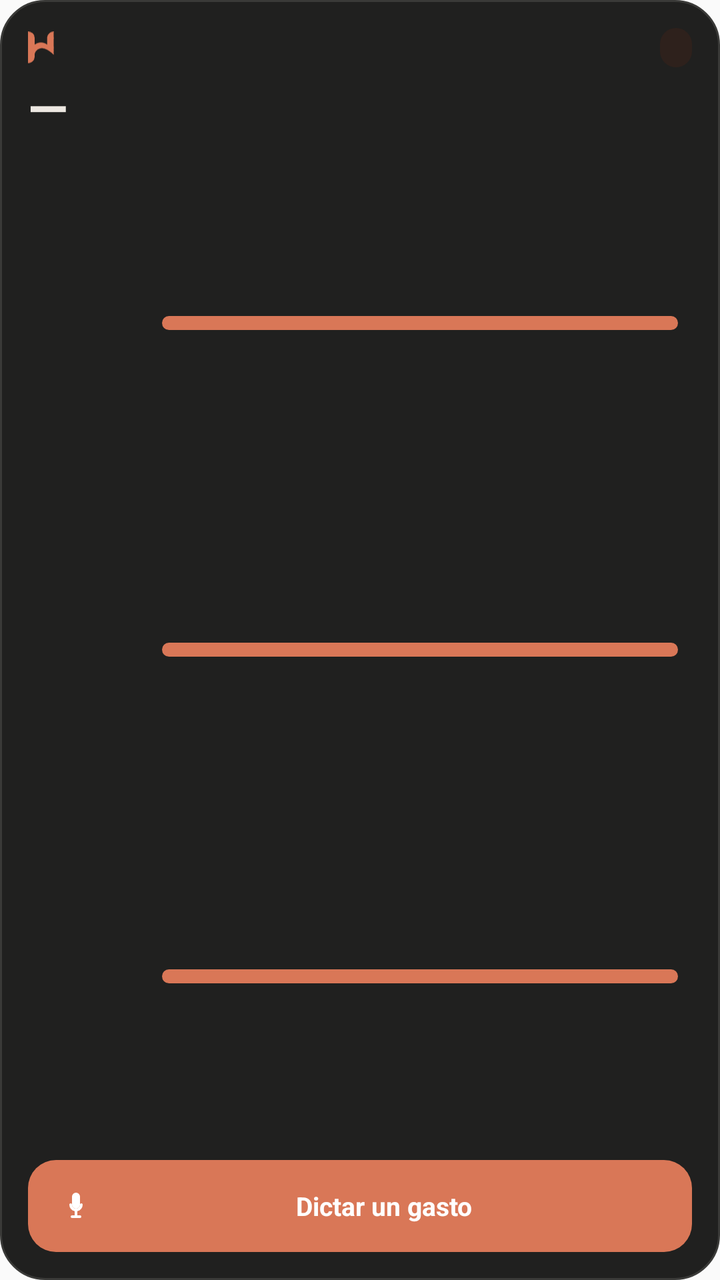
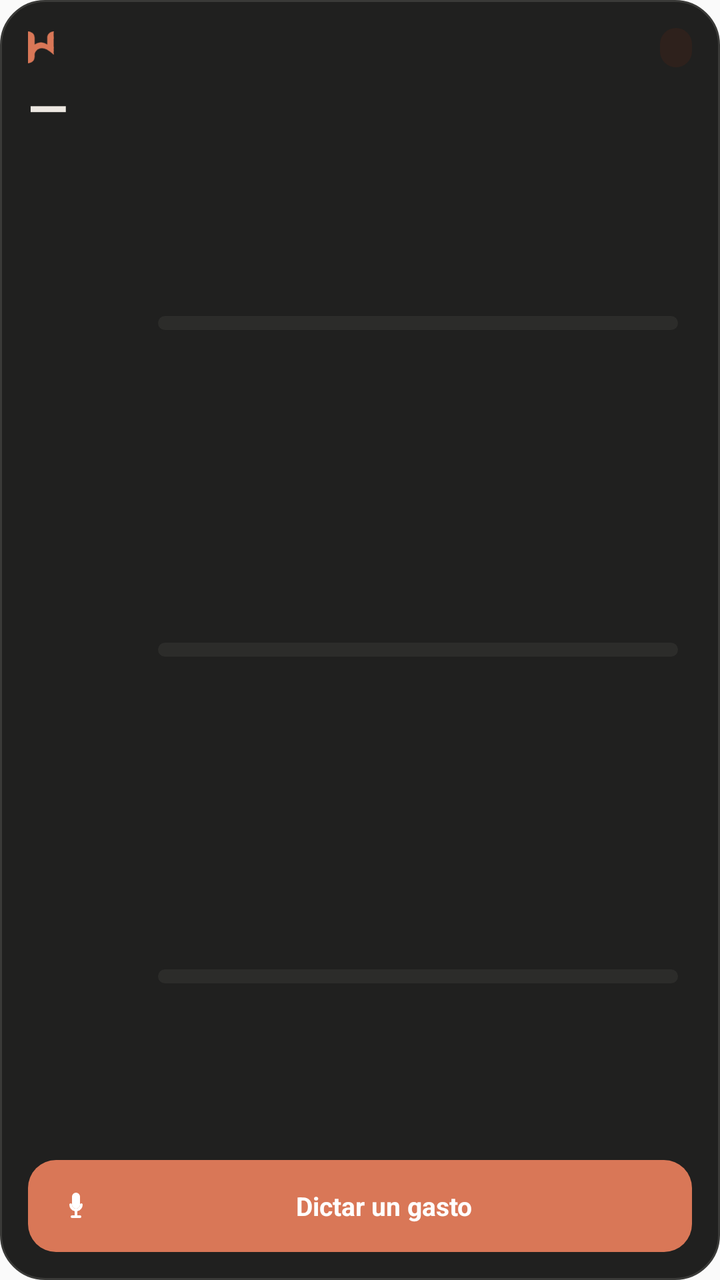

Compare the two renders of this Android layout. The source of the first and the diff that turns it into the second are given below.
<!-- AndroidManifest.xml: application theme AppTheme -->
<!-- res/layout/widget_hera.xml -->
<?xml version="1.0" encoding="utf-8"?>
<LinearLayout xmlns:android="http://schemas.android.com/apk/res/android"
    android:id="@+id/widget_cuerpo"
    android:layout_width="match_parent"
    android:layout_height="match_parent"
    android:orientation="vertical"
    android:background="@drawable/widget_fondo"
    android:padding="14dp">

    
    <LinearLayout
        android:layout_width="match_parent"
        android:layout_height="wrap_content"
        android:orientation="horizontal"
        android:gravity="center_vertical">

        <ImageView
            android:layout_width="13dp"
            android:layout_height="16dp"
            android:src="@drawable/widget_marca"
            android:contentDescription="HeraWallet" />

        <TextView
            android:id="@+id/widget_hoy"
            android:layout_width="0dp"
            android:layout_height="wrap_content"
            android:layout_weight="1"
            android:layout_marginStart="8dp"
            android:textColor="#B4AEA8"
            android:textSize="12sp"
            android:maxLines="1"
            android:ellipsize="end"
            android:text="" />

        <TextView
            android:id="@+id/widget_racha"
            android:layout_width="wrap_content"
            android:layout_height="wrap_content"
            android:background="@drawable/widget_pastilla"
            android:paddingHorizontal="8dp"
            android:paddingVertical="3dp"
            android:textColor="#D97757"
            android:textSize="10sp"
            android:textStyle="bold"
            android:text="" />
    </LinearLayout>

    <TextView
        android:id="@+id/widget_saldo"
        android:layout_width="match_parent"
        android:layout_height="wrap_content"
        android:layout_marginTop="6dp"
        android:textColor="#ECE7E1"
        android:textSize="26sp"
        android:textStyle="bold"
        android:maxLines="1"
        android:ellipsize="end"
        android:includeFontPadding="false"
        android:text="—" />

    
    <LinearLayout
        android:id="@+id/widget_grafico"
        android:layout_width="match_parent"
        android:layout_height="0dp"
        android:layout_weight="1"
        android:layout_marginTop="10dp"
        android:orientation="vertical">

    
    <LinearLayout
        android:id="@+id/widget_cat1"
        android:layout_width="match_parent"
        android:layout_height="0dp"
        android:layout_weight="1"
        android:orientation="horizontal"
        android:gravity="center_vertical"
        android:baselineAligned="false">

        <TextView
            android:id="@+id/cat1_nombre"
            android:layout_width="60dp"
            android:layout_height="wrap_content"
            android:textColor="#8B857E"
            android:textSize="10sp"
            android:maxLines="1"
            android:ellipsize="end"
            android:text="" />

        <LinearLayout
            android:layout_width="0dp"
            android:layout_height="wrap_content"
            android:layout_weight="1"
            android:layout_marginHorizontal="7dp"
            android:orientation="horizontal">

            <View
                android:id="@+id/cat1_relleno"
                android:layout_width="0dp"
                android:layout_height="7dp"
                android:layout_weight="1"
                android:background="@drawable/widget_barra_relleno" />

            <View
                android:id="@+id/cat1_hueco"
                android:layout_width="0dp"
                android:layout_height="7dp"
                android:layout_weight="0" />
        </LinearLayout>

        <TextView
            android:id="@+id/cat1_importe"
            android:layout_width="wrap_content"
            android:layout_height="wrap_content"
            android:textColor="#ECE7E1"
            android:textSize="11sp"
            android:textStyle="bold"
            android:text="" />
    </LinearLayout>

    
    <LinearLayout
        android:id="@+id/widget_cat2"
        android:layout_width="match_parent"
        android:layout_height="0dp"
        android:layout_weight="1"
        android:orientation="horizontal"
        android:gravity="center_vertical"
        android:baselineAligned="false">

        <TextView
            android:id="@+id/cat2_nombre"
            android:layout_width="60dp"
            android:layout_height="wrap_content"
            android:textColor="#8B857E"
            android:textSize="10sp"
            android:maxLines="1"
            android:ellipsize="end"
            android:text="" />

        <LinearLayout
            android:layout_width="0dp"
            android:layout_height="wrap_content"
            android:layout_weight="1"
            android:layout_marginHorizontal="7dp"
            android:orientation="horizontal">

            <View
                android:id="@+id/cat2_relleno"
                android:layout_width="0dp"
                android:layout_height="7dp"
                android:layout_weight="1"
                android:background="@drawable/widget_barra_relleno" />

            <View
                android:id="@+id/cat2_hueco"
                android:layout_width="0dp"
                android:layout_height="7dp"
                android:layout_weight="0" />
        </LinearLayout>

        <TextView
            android:id="@+id/cat2_importe"
            android:layout_width="wrap_content"
            android:layout_height="wrap_content"
            android:textColor="#ECE7E1"
            android:textSize="11sp"
            android:textStyle="bold"
            android:text="" />
    </LinearLayout>

    
    <LinearLayout
        android:id="@+id/widget_cat3"
        android:layout_width="match_parent"
        android:layout_height="0dp"
        android:layout_weight="1"
        android:orientation="horizontal"
        android:gravity="center_vertical"
        android:baselineAligned="false">

        <TextView
            android:id="@+id/cat3_nombre"
            android:layout_width="60dp"
            android:layout_height="wrap_content"
            android:textColor="#8B857E"
            android:textSize="10sp"
            android:maxLines="1"
            android:ellipsize="end"
            android:text="" />

        <LinearLayout
            android:layout_width="0dp"
            android:layout_height="wrap_content"
            android:layout_weight="1"
            android:layout_marginHorizontal="7dp"
            android:orientation="horizontal">

            <View
                android:id="@+id/cat3_relleno"
                android:layout_width="0dp"
                android:layout_height="7dp"
                android:layout_weight="1"
                android:background="@drawable/widget_barra_relleno" />

            <View
                android:id="@+id/cat3_hueco"
                android:layout_width="0dp"
                android:layout_height="7dp"
                android:layout_weight="0" />
        </LinearLayout>

        <TextView
            android:id="@+id/cat3_importe"
            android:layout_width="wrap_content"
            android:layout_height="wrap_content"
            android:textColor="#ECE7E1"
            android:textSize="11sp"
            android:textStyle="bold"
            android:text="" />
    </LinearLayout>

    </LinearLayout>

    <TextView
        android:id="@+id/widget_dictar"
        android:layout_width="match_parent"
        android:layout_height="46dp"
        android:layout_marginTop="10dp"
        android:background="@drawable/widget_boton_principal"
        android:gravity="center"
        android:textColor="#FFFFFF"
        android:textSize="13sp"
        android:textStyle="bold"
        android:drawableStart="@drawable/widget_ic_micro"
        android:drawablePadding="8dp"
        android:paddingStart="16dp"
        android:paddingEnd="16dp"
        android:text="Dictar un gasto" />
</LinearLayout>
<!-- resources referenced by this layout -->
<resources>
  <!-- drawable widget_barra_relleno (drawable) -->
  <?xml version="1.0" encoding="utf-8"?>
  <shape xmlns:android="http://schemas.android.com/apk/res/android" android:shape="rectangle">
      <solid android:color="#D97757" />
      <corners android:radius="99dp" />
  </shape>
  <!-- drawable widget_boton_principal (drawable) -->
  <?xml version="1.0" encoding="utf-8"?>
  <shape xmlns:android="http://schemas.android.com/apk/res/android" android:shape="rectangle">
      <solid android:color="#D97757" />
      <corners android:radius="14dp" />
  </shape>
  <!-- drawable widget_fondo (drawable) -->
  <?xml version="1.0" encoding="utf-8"?>
  <shape xmlns:android="http://schemas.android.com/apk/res/android" android:shape="rectangle">
      <solid android:color="#20201F" />
      <corners android:radius="22dp" />
      <stroke android:width="1dp" android:color="#3A3A38" />
  </shape>
  <!-- drawable widget_ic_micro (drawable) -->
  <?xml version="1.0" encoding="utf-8"?>
  <vector xmlns:android="http://schemas.android.com/apk/res/android"
      android:width="16dp"
      android:height="16dp"
      android:viewportWidth="24"
      android:viewportHeight="24">
      <path
          android:fillColor="#FFFFFF"
          android:pathData="M12,14a3,3 0 0 0 3,-3V5a3,3 0 0 0 -6,0v6a3,3 0 0 0 3,3z" />
      <path
          android:fillColor="#FFFFFF"
          android:pathData="M17,11a1,1 0 0 0 -2,0a3,3 0 0 1 -6,0a1,1 0 0 0 -2,0a5,5 0 0 0 4,4.9V19h-2a1,1 0 0 0 0,2h6a1,1 0 0 0 0,-2h-2v-3.1A5,5 0 0 0 17,11z" />
  </vector>
  <!-- drawable widget_marca: vector/xml drawable (drawable, 5745 chars, omitted) -->
  <!-- drawable widget_pastilla (drawable) -->
  <?xml version="1.0" encoding="utf-8"?>
  <shape xmlns:android="http://schemas.android.com/apk/res/android" android:shape="rectangle">
      <solid android:color="#2E211C" />
      <corners android:radius="99dp" />
  </shape>
  <style name="AppTheme" parent="Theme.AppCompat.Light.DarkActionBar">
          
          <item name="colorPrimary">@color/colorPrimary</item>
          <item name="colorPrimaryDark">@color/colorPrimaryDark</item>
          <item name="colorAccent">@color/colorAccent</item>
      </style>
</resources>

<!-- the commit's change to res/layout/widget_hera.xml (unified diff, before → after) -->
@@ -79,7 +79,7 @@
 
         <TextView
             android:id="@+id/cat1_nombre"
-            android:layout_width="60dp"
+            android:layout_width="58dp"
             android:layout_height="wrap_content"
             android:textColor="#8B857E"
             android:textSize="10sp"
@@ -87,26 +87,16 @@
             android:ellipsize="end"
             android:text="" />
 
-        <LinearLayout
-            android:layout_width="0dp"
-            android:layout_height="wrap_content"
+        <ProgressBar
+            android:id="@+id/cat1_barra"
+            style="?android:attr/progressBarStyleHorizontal"
+            android:layout_width="0dp"
+            android:layout_height="7dp"
             android:layout_weight="1"
             android:layout_marginHorizontal="7dp"
-            android:orientation="horizontal">
-
-            <View
-                android:id="@+id/cat1_relleno"
-                android:layout_width="0dp"
-                android:layout_height="7dp"
-                android:layout_weight="1"
-                android:background="@drawable/widget_barra_relleno" />
-
-            <View
-                android:id="@+id/cat1_hueco"
-                android:layout_width="0dp"
-                android:layout_height="7dp"
-                android:layout_weight="0" />
-        </LinearLayout>
+            android:max="100"
+            android:progress="0"
+            android:progressDrawable="@drawable/widget_barra_progreso" />
 
         <TextView
             android:id="@+id/cat1_importe"
@@ -130,7 +120,7 @@
 
         <TextView
             android:id="@+id/cat2_nombre"
-            android:layout_width="60dp"
+            android:layout_width="58dp"
             android:layout_height="wrap_content"
             android:textColor="#8B857E"
             android:textSize="10sp"
@@ -138,26 +128,16 @@
             android:ellipsize="end"
             android:text="" />
 
-        <LinearLayout
-            android:layout_width="0dp"
-            android:layout_height="wrap_content"
+        <ProgressBar
+            android:id="@+id/cat2_barra"
+            style="?android:attr/progressBarStyleHorizontal"
+            android:layout_width="0dp"
+            android:layout_height="7dp"
             android:layout_weight="1"
             android:layout_marginHorizontal="7dp"
-            android:orientation="horizontal">
-
-            <View
-                android:id="@+id/cat2_relleno"
-                android:layout_width="0dp"
-                android:layout_height="7dp"
-                android:layout_weight="1"
-                android:background="@drawable/widget_barra_relleno" />
-
-            <View
-                android:id="@+id/cat2_hueco"
-                android:layout_width="0dp"
-                android:layout_height="7dp"
-                android:layout_weight="0" />
-        </LinearLayout>
+            android:max="100"
+            android:progress="0"
+            android:progressDrawable="@drawable/widget_barra_progreso" />
 
         <TextView
             android:id="@+id/cat2_importe"
@@ -181,7 +161,7 @@
 
         <TextView
             android:id="@+id/cat3_nombre"
-            android:layout_width="60dp"
+            android:layout_width="58dp"
             android:layout_height="wrap_content"
             android:textColor="#8B857E"
             android:textSize="10sp"
@@ -189,26 +169,16 @@
             android:ellipsize="end"
             android:text="" />
 
-        <LinearLayout
-            android:layout_width="0dp"
-            android:layout_height="wrap_content"
+        <ProgressBar
+            android:id="@+id/cat3_barra"
+            style="?android:attr/progressBarStyleHorizontal"
+            android:layout_width="0dp"
+            android:layout_height="7dp"
             android:layout_weight="1"
             android:layout_marginHorizontal="7dp"
-            android:orientation="horizontal">
-
-            <View
-                android:id="@+id/cat3_relleno"
-                android:layout_width="0dp"
-                android:layout_height="7dp"
-                android:layout_weight="1"
-                android:background="@drawable/widget_barra_relleno" />
-
-            <View
-                android:id="@+id/cat3_hueco"
-                android:layout_width="0dp"
-                android:layout_height="7dp"
-                android:layout_weight="0" />
-        </LinearLayout>
+            android:max="100"
+            android:progress="0"
+            android:progressDrawable="@drawable/widget_barra_progreso" />
 
         <TextView
             android:id="@+id/cat3_importe"
<!-- resource entries referenced after the edit -->
@@ -1,11 +1,23 @@
 <!-- resources referenced by this layout -->
 <resources>
-  <!-- drawable widget_barra_relleno (drawable) -->
+  <!-- drawable widget_barra_progreso (drawable) -->
   <?xml version="1.0" encoding="utf-8"?>
-  <shape xmlns:android="http://schemas.android.com/apk/res/android" android:shape="rectangle">
-      <solid android:color="#D97757" />
-      <corners android:radius="99dp" />
-  </shape>
+  <layer-list xmlns:android="http://schemas.android.com/apk/res/android">
+      <item android:id="@android:id/background">
+          <shape android:shape="rectangle">
+              <solid android:color="#2C2C2A" />
+              <corners android:radius="99dp" />
+          </shape>
+      </item>
+      <item android:id="@android:id/progress">
+          <clip>
+              <shape android:shape="rectangle">
+                  <solid android:color="#D97757" />
+                  <corners android:radius="99dp" />
+              </shape>
+          </clip>
+      </item>
+  </layer-list>
   <!-- drawable widget_boton_principal (drawable) -->
   <?xml version="1.0" encoding="utf-8"?>
   <shape xmlns:android="http://schemas.android.com/apk/res/android" android:shape="rectangle">
@@ -33,7 +45,7 @@
           android:fillColor="#FFFFFF"
           android:pathData="M17,11a1,1 0 0 0 -2,0a3,3 0 0 1 -6,0a1,1 0 0 0 -2,0a5,5 0 0 0 4,4.9V19h-2a1,1 0 0 0 0,2h6a1,1 0 0 0 0,-2h-2v-3.1A5,5 0 0 0 17,11z" />
   </vector>
-  <!-- drawable widget_marca: vector/xml drawable (drawable, 5745 chars, omitted) -->
+  <!-- drawable widget_marca: png bitmap (drawable-hdpi, 947 bytes) -->
   <!-- drawable widget_pastilla (drawable) -->
   <?xml version="1.0" encoding="utf-8"?>
   <shape xmlns:android="http://schemas.android.com/apk/res/android" android:shape="rectangle">
